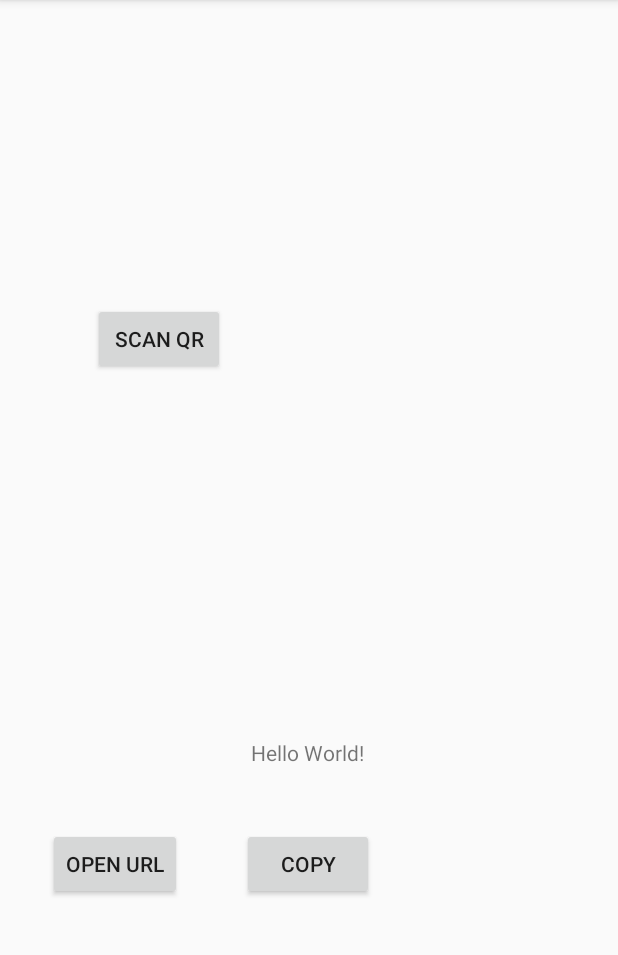
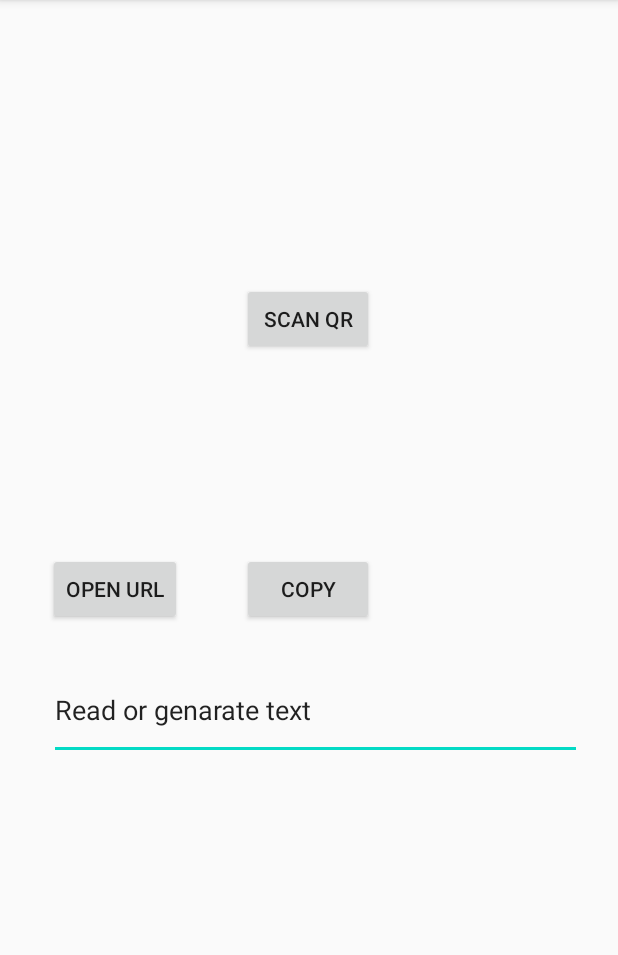
Before and after one commit to ChoYangLue/QRlink, an Android app: the screen it shows after launch (MainActivity), on a phone screen of 412 x 824 dp, the part 84-1039 px from its top. Run offline under Robolectric (Android 15) with nearby library versions, the phone set to English and light mode, and no system bars.

Commit message:
change textview to edittext.

```diff
--- a/app/src/main/res/layout/activity_main.xml
+++ b/app/src/main/res/layout/activity_main.xml
@@ -5,18 +5,6 @@
     android:layout_width="match_parent"
     android:layout_height="match_parent"
     tools:context=".MainActivity">
-
-    <TextView
-        android:layout_width="wrap_content"
-        android:layout_height="wrap_content"
-        android:text="Hello World!"
-        app:layout_constraintBottom_toBottomOf="parent"
-        app:layout_constraintHorizontal_bias="0.498"
-        app:layout_constraintLeft_toLeftOf="parent"
-        app:layout_constraintRight_toRightOf="parent"
-        app:layout_constraintTop_toTopOf="parent"
-        app:layout_constraintVertical_bias="0.657"
-        android:id="@+id/text_view" />
 
     <Button
         android:id="@+id/scan_button"
@@ -26,36 +14,52 @@
         android:text="@string/scan_barcode"
         app:layout_constraintBottom_toBottomOf="parent"
         app:layout_constraintEnd_toEndOf="parent"
-        app:layout_constraintHorizontal_bias="0.191"
+        app:layout_constraintHorizontal_bias="0.498"
         app:layout_constraintStart_toStartOf="parent"
         app:layout_constraintTop_toTopOf="parent"
-        app:layout_constraintVertical_bias="0.281"
+        app:layout_constraintVertical_bias="0.262"
         tools:ignore="MissingConstraints" />
 
     <Button
         android:id="@+id/copy_button"
         android:layout_width="wrap_content"
         android:layout_height="wrap_content"
+        android:onClick="copyButtonClick"
         android:text="Copy"
-        android:onClick="copyButtonClick"
         app:layout_constraintBottom_toBottomOf="parent"
         app:layout_constraintEnd_toEndOf="parent"
         app:layout_constraintHorizontal_bias="0.498"
         app:layout_constraintStart_toStartOf="parent"
         app:layout_constraintTop_toTopOf="parent"
-        app:layout_constraintVertical_bias="0.767" />
+        app:layout_constraintVertical_bias="0.512" />
 
     <Button
         android:id="@+id/open_url_button"
         android:layout_width="wrap_content"
         android:layout_height="wrap_content"
+        android:onClick="openUrlButtonClick"
         android:text="Open URL"
-        android:onClick="openUrlButtonClick"
         app:layout_constraintBottom_toBottomOf="parent"
         app:layout_constraintEnd_toEndOf="parent"
         app:layout_constraintHorizontal_bias="0.099"
         app:layout_constraintStart_toStartOf="parent"
         app:layout_constraintTop_toTopOf="parent"
-        app:layout_constraintVertical_bias="0.767" />
+        app:layout_constraintVertical_bias="0.512" />
+
+    <EditText
+        android:id="@+id/editTextTextPersonName"
+        android:layout_width="355dp"
+        android:layout_height="wrap_content"
+        android:ems="10"
+        android:inputType="textMultiLine"
+        android:maxLines="5"
+        android:minLines="2"
+        android:text="Read or genarate text"
+        app:layout_constraintBottom_toBottomOf="parent"
+        app:layout_constraintEnd_toEndOf="parent"
+        app:layout_constraintHorizontal_bias="0.571"
+        app:layout_constraintStart_toStartOf="parent"
+        app:layout_constraintTop_toTopOf="parent"
+        app:layout_constraintVertical_bias="0.627" />
 
 </androidx.constraintlayout.widget.ConstraintLayout>
```
Also changed, not shown: app/src/main/java/com/example/qrlink/MainActivity.java (+91 -7 lines).
